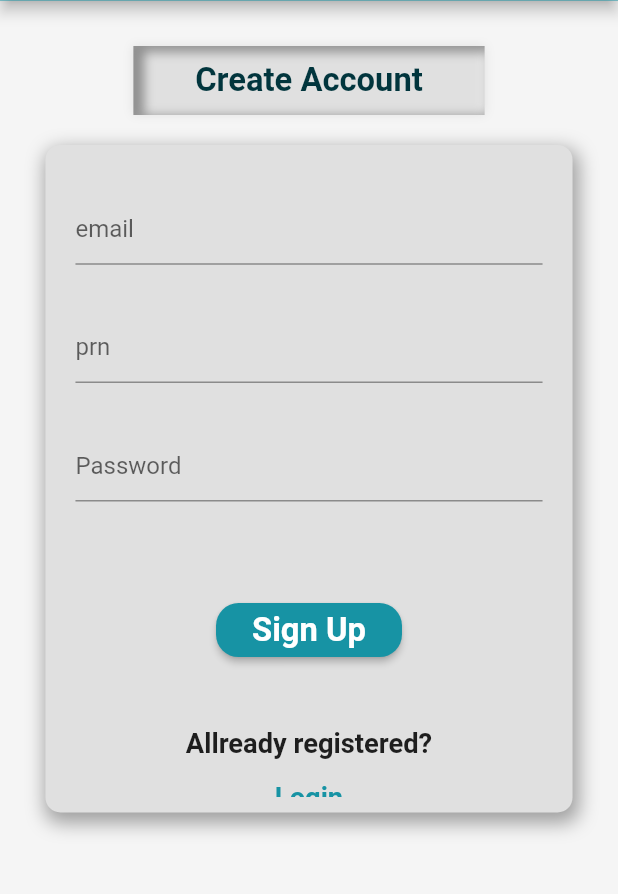
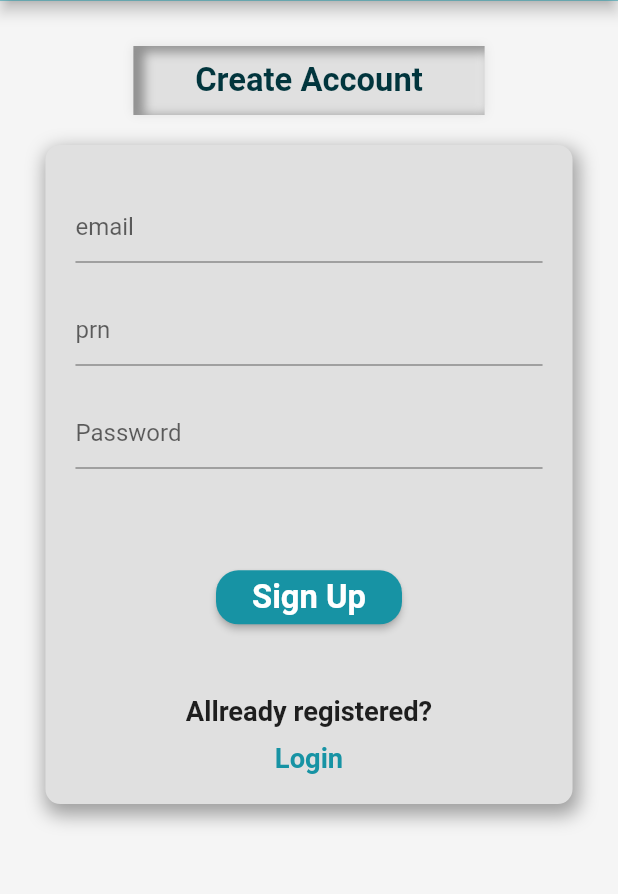
Before and after one commit to divyakekade/WCE-Support, a Flutter app: the screen it shows after launch, after a tap on "SignUp", on a phone screen of 412 x 824 dp, the part 82-976 px from its top. Run offline on Flutter 3.47's test engine with Material 2 defaults, Android fonts, the phone set to English and light mode, and no system bars; our stand-ins replace flutter_inset_box_shadow.

Commit message:
final commit

```diff
--- a/lib/screens/BuyProducts.dart
+++ b/lib/screens/BuyProducts.dart
@@ -45,7 +45,7 @@ class _BuyproductState extends State<BuyProducts> {
                       ],
                     ),
                     child: Text(
-                      "Pick up Your Choise",
+                      "Pick Up Your Choise",
                       style: TextStyle(
                         fontSize: heightc,
                         fontWeight: FontWeight.bold,
--- a/lib/screens/LoginPage.dart
+++ b/lib/screens/LoginPage.dart
@@ -25,8 +25,8 @@ class _LoginPageState extends State<LoginPage>{
 
     double width10 = MediaQuery.of(context).size.width * 0.025;
     double heightc = MediaQuery.of(context).size.width * 0.053;
-    double hc = MediaQuery.of(context).size.height * 0.45;
-    double wc = MediaQuery.of(context).size.width * 0.9;
+    // double hc = MediaQuery.of(context).size.height * 0.45;
+    // double wc = MediaQuery.of(context).size.width * 0.9;
     return Scaffold(
 
       body: SafeArea(
@@ -71,8 +71,7 @@ class _LoginPageState extends State<LoginPage>{
     Container(
     padding: EdgeInsets.symmetric(vertical: 10, horizontal: 20),
     margin: EdgeInsets.symmetric(horizontal: width10),
-    height: hc,
-    width: wc,
+
     decoration: BoxDecoration(
     color: grey_color,
 
@@ -91,7 +90,7 @@ class _LoginPageState extends State<LoginPage>{
     mainAxisAlignment: MainAxisAlignment.center,
     children: [
     SizedBox(
-    height: width10,
+    height: width10*2,
     ),
     TextField(
     decoration: InputDecoration(
@@ -101,7 +100,7 @@ class _LoginPageState extends State<LoginPage>{
     ),
     ),
 
-    SizedBox(height: width10*3,),
+    SizedBox(height: width10*2,),
     //password
     TextField(
 
@@ -143,7 +142,7 @@ class _LoginPageState extends State<LoginPage>{
                         fontSize: heightc/1.2,
                       ),
                     ),
-                SizedBox(height: heightc/1.5,),
+                SizedBox(height: width10),
                     GestureDetector(
                         onTap: widget.showRegisterPage,
                         child: Text("SignUp",
@@ -155,8 +154,10 @@ class _LoginPageState extends State<LoginPage>{
                         )
 
                 ),
-
-              ],
+                SizedBox(
+                  height: width10,
+                ),
+                        ],
             ),
           ),
         ),
--- a/lib/screens/SigninPage.dart
+++ b/lib/screens/SigninPage.dart
@@ -23,8 +23,8 @@ class _RegisterPageState extends State<SigninPage>{
   Widget build(BuildContext context){
     double width10 = MediaQuery.of(context).size.width * 0.025;
     double heightc = MediaQuery.of(context).size.width * 0.053;
-    double hc = MediaQuery.of(context).size.height * 0.45;
-    double wc = MediaQuery.of(context).size.width * 0.9;
+    // double hc = MediaQuery.of(context).size.height * 0.45;
+    // double wc = MediaQuery.of(context).size.width * 0.9;
     return Scaffold(
 
       body: SafeArea(
@@ -68,8 +68,7 @@ class _RegisterPageState extends State<SigninPage>{
                   ),
 
                   Container(
-                    height: hc*1.2,
-                    width: wc,
+
                     padding: EdgeInsets.symmetric(vertical: 10, horizontal: 20),
                     margin: EdgeInsets.symmetric(horizontal: width10),
                     decoration: BoxDecoration(
@@ -90,7 +89,7 @@ class _RegisterPageState extends State<SigninPage>{
                         mainAxisAlignment: MainAxisAlignment.center,
                         children: [
                           SizedBox(
-                            height: heightc,
+                            height: width10*2,
                           ),
                           TextField(
                                 decoration: InputDecoration(
@@ -100,7 +99,7 @@ class _RegisterPageState extends State<SigninPage>{
                                 ),
                               ),
 
-                          SizedBox(height: width10*3,),
+                          SizedBox(height: width10*2,),
                           //prn
                           TextField(
                             decoration: InputDecoration(
@@ -110,7 +109,7 @@ class _RegisterPageState extends State<SigninPage>{
                             ),
                           ),
 
-                          SizedBox(height: width10*3,),
+                          SizedBox(height: width10*2,),
                           //password
                          TextField(
 
@@ -153,7 +152,7 @@ class _RegisterPageState extends State<SigninPage>{
                                   fontSize: heightc/1.2,
                                 ),
                               ),
-                              SizedBox(height: heightc/1.5,),
+                              SizedBox(height: width10),
                               GestureDetector(
                                   onTap: widget.showLoginPage,
                                   child: Text("Login",
@@ -164,6 +163,9 @@ class _RegisterPageState extends State<SigninPage>{
                                     ),
                                   )
                               ),
+                          SizedBox(
+                            height: width10,
+                          ),
                         ],
 
 
```
Also changed, not shown: lib/widgets/ProductCard.dart (+10 -11 lines).
